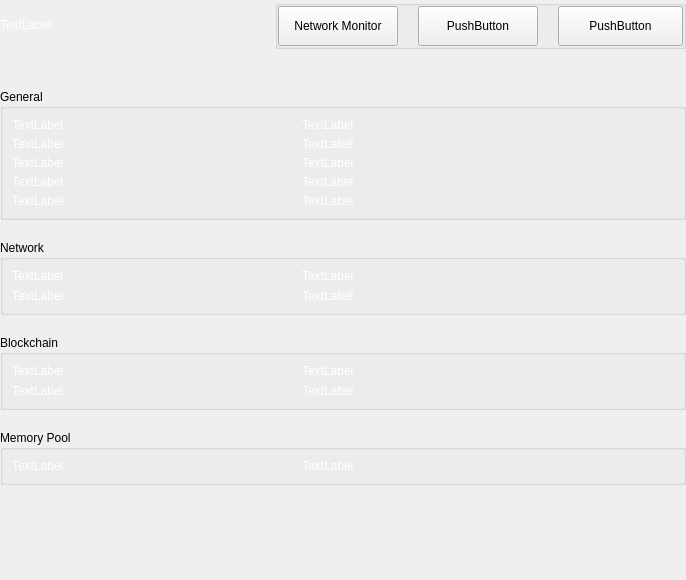
eons-finance/ALQO, file src/qt/settings/forms/settingsinformationwidget.ui: the form before one commit.
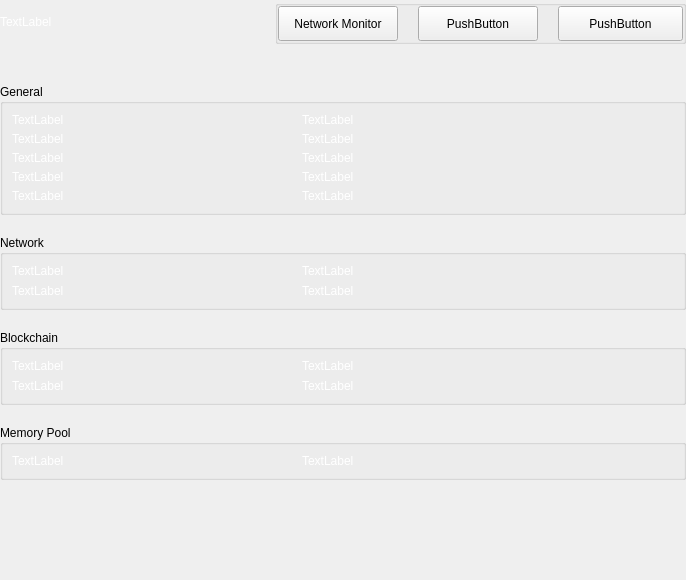
The form after the commit.

What changed in the file:
```diff
--- a/src/qt/settings/forms/settingsinformationwidget.ui
+++ b/src/qt/settings/forms/settingsinformationwidget.ui
@@ -103,7 +103,13 @@
                <property name="minimumSize">
                 <size>
                  <width>120</width>
-                 <height>40</height>
+                 <height>35</height>
+                </size>
+               </property>
+               <property name="maximumSize">
+                <size>
+                 <width>16777215</width>
+                 <height>35</height>
                 </size>
                </property>
                <property name="text">
@@ -116,13 +122,13 @@
                <property name="minimumSize">
                 <size>
                  <width>120</width>
-                 <height>40</height>
+                 <height>35</height>
                 </size>
                </property>
                <property name="maximumSize">
                 <size>
                  <width>120</width>
-                 <height>40</height>
+                 <height>35</height>
                 </size>
                </property>
                <property name="text">
@@ -141,13 +147,13 @@
                <property name="minimumSize">
                 <size>
                  <width>125</width>
-                 <height>40</height>
+                 <height>35</height>
                 </size>
                </property>
                <property name="maximumSize">
                 <size>
                  <width>125</width>
-                 <height>40</height>
+                 <height>35</height>
                 </size>
                </property>
                <property name="text">
```
